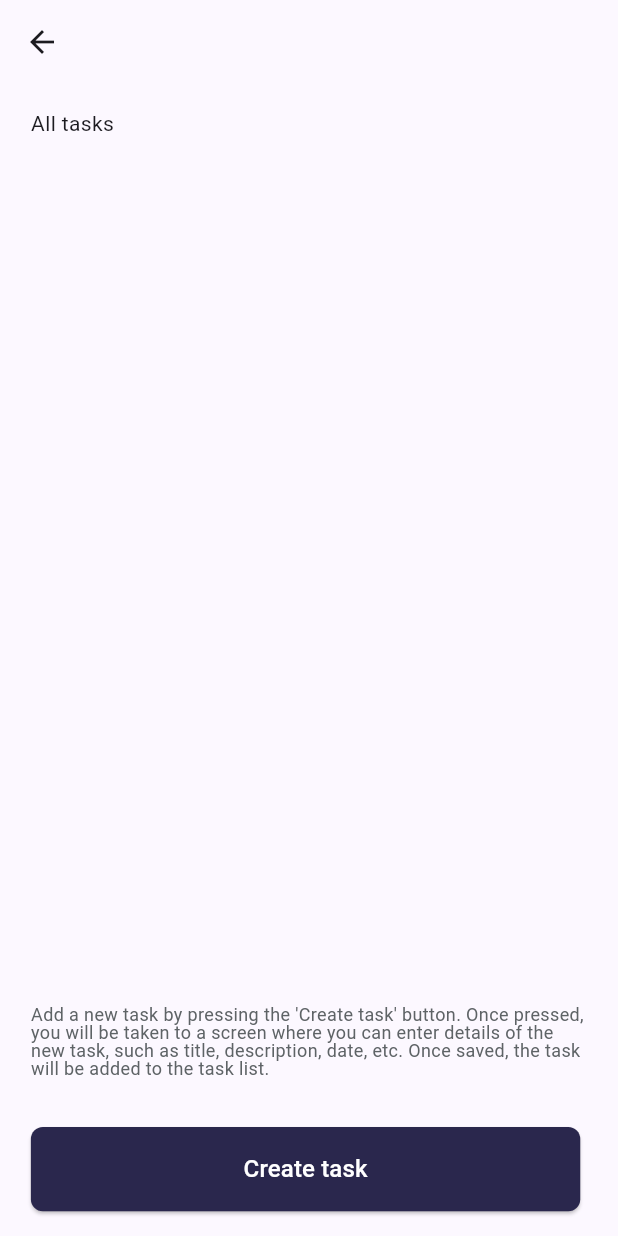
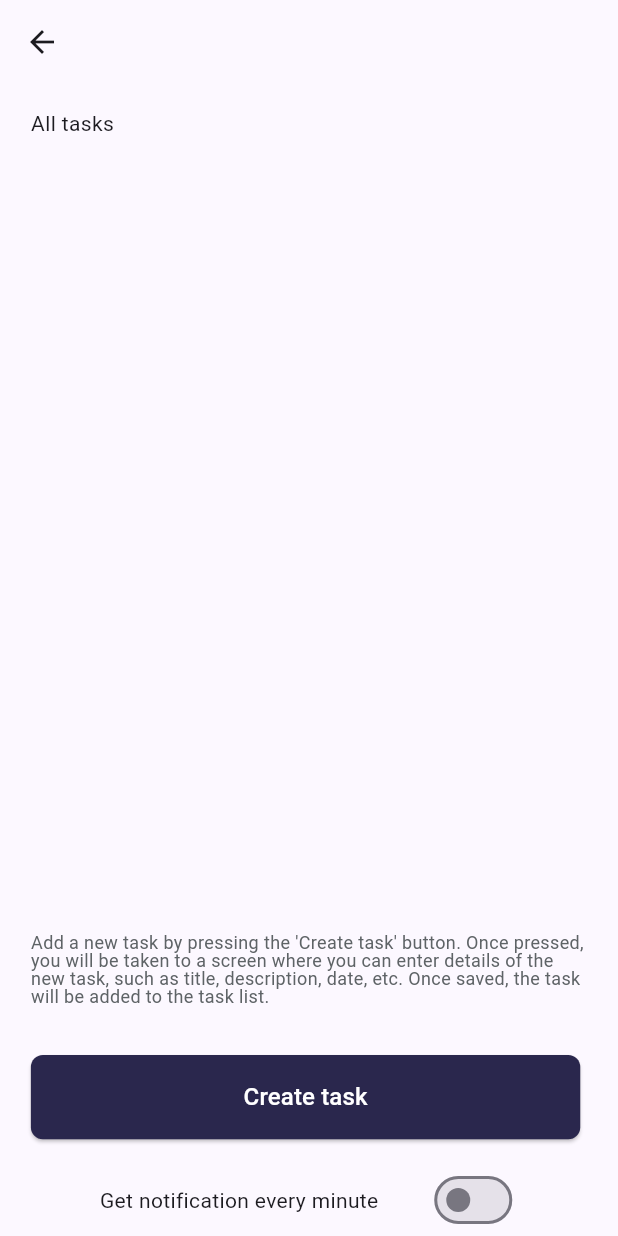
Before and after one commit to eryklorenc/task_manager, a Flutter app: the screen it shows after launch, after a tap on "Add a task", on a phone screen of 412 x 824 dp. Run offline on Flutter 3.47's test engine with Material 3 defaults, Android fonts, the phone set to English and light mode, and no system bars; our stand-ins replace cloud_firestore, firebase_core, flutter_bloc, flutter_local_notifications, freezed_annotation, geocoding and 5 more; missing offline and left inert: app_settings; accounts and stored records are empty; statements that could not run were skipped.

Commit message:
Add local notifications

```diff
--- a/lib/app/app.dart
+++ b/lib/app/app.dart
@@ -3,6 +3,7 @@ import 'package:flutter_localizations/flutter_localizations.dart';
 import 'package:task_manager/app/core/theme/app_colors.dart';
 import 'package:task_manager/app/core/theme/app_text_theme_extension.dart';
 import 'package:task_manager/app/core/utils/screen_size.dart';
+import 'package:task_manager/data/datasources/notification/notification_datasources.dart';
 import 'package:task_manager/features/home/ui/home_page.dart';
 import 'package:task_manager/generated/l10n.dart';
 
@@ -13,6 +14,7 @@ class MyApp extends StatelessWidget {
   Widget build(BuildContext context) {
     ScreenSize.initSingleton(context);
     return MaterialApp(
+      navigatorKey: NotificationDataSources.globalKey,
       supportedLocales: S.delegate.supportedLocales,
       localizationsDelegates: const [
         S.delegate,
--- /dev/null
+++ b/lib/data/datasources/notification/notification_datasources.dart
@@ -0,0 +1,89 @@
+import 'package:app_settings/app_settings.dart';
+import 'package:flutter/material.dart';
+import 'package:flutter_local_notifications/flutter_local_notifications.dart';
+import 'package:permission_handler/permission_handler.dart';
+import 'package:task_manager/features/displaypayload/ui/displaypayload.dart';
+
+class NotificationDataSources {
+  static FlutterLocalNotificationsPlugin flutterLocalNotificationsPlugin = FlutterLocalNotificationsPlugin();
+
+  static GlobalKey<NavigatorState> globalKey = GlobalKey<NavigatorState>();
+
+  static NotificationDetails notificationDetails = const NotificationDetails(
+    android: AndroidNotificationDetails(
+      "channelId",
+      "channelName",
+      priority: Priority.high,
+      importance: Importance.high,
+      icon: "@mipmap/ic_launcher",
+    ),
+  );
+
+  static Future<void> init() async {
+    AndroidInitializationSettings androidInitializationSettings =
+        const AndroidInitializationSettings("@mipmap/ic_launcher");
+    InitializationSettings initializationSettings = InitializationSettings(
+      android: androidInitializationSettings,
+    );
+    await flutterLocalNotificationsPlugin.initialize(
+      initializationSettings,
+      onDidReceiveNotificationResponse: onDidReceiveNotificationResponse,
+      onDidReceiveBackgroundNotificationResponse: onDidReceiveBackgroundNotificationResponse,
+    );
+  }
+
+  static void askForNotificationPermission() {
+    Permission.notification.request().then((permissionStatus) {
+      if (permissionStatus != PermissionStatus.granted) {
+        AppSettings.openAppSettings(type: AppSettingsType.notification);
+      }
+    });
+  }
+
+  static void sendInstantNotification({required String title, required String body, required String payload}) {
+    flutterLocalNotificationsPlugin.show(
+      0,
+      title,
+      body,
+      notificationDetails,
+      payload: payload,
+    );
+  }
+
+  static void sendPeriodicNotification({required String title, required String body, required String payload}) {
+    flutterLocalNotificationsPlugin.periodicallyShow(
+      1,
+      title,
+      body,
+      RepeatInterval.everyMinute,
+      notificationDetails,
+      payload: payload,
+    );
+  }
+
+  static Future<void> cancelPeriodicNotification() async {
+    await flutterLocalNotificationsPlugin.cancel(1);
+  }
+
+  static void onDidReceiveNotificationResponse(NotificationResponse response) {
+    debugPrint("onDidReceiveNotificationResponse");
+    globalKey.currentState?.pushReplacement(
+      MaterialPageRoute(
+        builder: (context) => DisplayPayload(
+          payloadData: response.payload,
+        ),
+      ),
+    );
+  }
+
+  static void onDidReceiveBackgroundNotificationResponse(NotificationResponse response) {
+    debugPrint("onDidReceiveBackgroundNotificationResponse");
+    globalKey.currentState?.pushReplacement(
+      MaterialPageRoute(
+        builder: (context) => DisplayPayload(
+          payloadData: response.payload,
+        ),
+      ),
+    );
+  }
+}
--- a/lib/features/add_task/ui/add_task_page.dart
+++ b/lib/features/add_task/ui/add_task_page.dart
@@ -3,6 +3,7 @@ import 'package:flutter_bloc/flutter_bloc.dart';
 import 'package:task_manager/app/core/theme/app_colors.dart';
 import 'package:task_manager/app/core/theme/app_text_theme_extension.dart';
 import 'package:task_manager/app/core/utils/screen_size.dart';
+import 'package:task_manager/data/datasources/notification/notification_datasources.dart';
 import 'package:task_manager/features/add_task/cubit/add_task_cubit.dart';
 import 'package:task_manager/features/add_task/widgets/task_widget.dart';
 import 'package:task_manager/features/create_task/ui/create_task_page.dart';
@@ -16,6 +17,13 @@ class AddTaskPage extends StatefulWidget {
 }
 
 final controller = TextEditingController();
+
+bool isSelected = false;
+
+@override
+void initState() {
+  NotificationDataSources.askForNotificationPermission();
+}
 
 class _AddTaskPageState extends State<AddTaskPage> {
   @override
@@ -46,12 +54,34 @@ class _AddTaskPageState extends State<AddTaskPage> {
                     children: [
                       for (final item in item) ...[
                         Dismissible(
-                            key: ValueKey(item.id),
-                            onDismissed: (_) {
-                              context.read<AddTaskCubit>().deleteDocument(item.id);
-                            },
-                            child: taskWidget(context, item.name, item.description, item.owner, item.dueDate,
-                                item.priority, item.id)),
+                          key: ValueKey(item.id),
+                          onDismissed: (_) {
+                            context.read<AddTaskCubit>().deleteDocument(item.id);
+                          },
+                          child: Column(
+                            children: [
+                              taskWidget(
+                                context,
+                                item.name,
+                                item.description,
+                                item.owner,
+                                item.dueDate,
+                                item.priority,
+                                item.id,
+                              ),
+                              ElevatedButton(
+                                onPressed: () {
+                                  NotificationDataSources.sendInstantNotification(
+                                    title: "Task Due Soon",
+                                    body: 'Your task "${item.name}" is due tomorrow!',
+                                    payload: "Task ID: ${item.id}",
+                                  );
+                                },
+                                child: const Text('Notify About This Task'),
+                              ),
+                            ],
+                          ),
+                        ),
                       ],
                     ],
                   );
@@ -94,6 +124,35 @@ class _AddTaskPageState extends State<AddTaskPage> {
               ),
             ),
           ),
+          Row(
+            mainAxisAlignment: MainAxisAlignment.center,
+            children: [
+              const Spacer(
+                flex: 2,
+              ),
+              const Text("Get notification every minute"),
+              const Spacer(),
+              Switch(
+                value: isSelected,
+                onChanged: (value) {
+                  isSelected = !isSelected;
+                  if (isSelected) {
+                    NotificationDataSources.sendPeriodicNotification(
+                      title: "Test title 2",
+                      body: "Test body 2",
+                      payload: "Test payload 2",
+                    );
+                  } else {
+                    NotificationDataSources.cancelPeriodicNotification();
+                  }
+                  setState(() {});
+                },
+              ),
+              const Spacer(
+                flex: 2,
+              ),
+            ],
+          ),
         ],
       ),
     );
--- a/lib/features/edit_task/edit_task_page.dart
+++ b/lib/features/edit_task/edit_task_page.dart
@@ -30,6 +30,7 @@ class EditTaskPageState extends State<EditTaskPage> {
     _taskDescriptionController = TextEditingController();
     _taskOwnerController = TextEditingController();
     _selectedDateController = TextEditingController();
+    _selectedPriority = '';
 
     _fetchTask(widget.taskId);
   }
@@ -156,7 +157,7 @@ class EditTaskPageState extends State<EditTaskPage> {
 
   Widget _buildPriorityDropdownButton(BuildContext context) {
     return DropdownButtonFormField<String>(
-      value: _selectedPriority,
+      value: _selectedPriority.isNotEmpty ? _selectedPriority : TaskPriorities.priorities.first,
       decoration: InputDecoration(
         labelText: S.of(context).task_priority,
         filled: true,
--- a/lib/main.dart
+++ b/lib/main.dart
@@ -2,13 +2,16 @@ import 'package:flutter/material.dart';
 import 'package:firebase_core/firebase_core.dart';
 import 'package:task_manager/app/app.dart';
 import 'package:task_manager/app/core/utils/injection_container.dart';
+import 'package:task_manager/data/datasources/notification/notification_datasources.dart';
 import 'firebase_options.dart';
 
-void main() async {
+Future<void> main() async {
   configureDependencies();
   WidgetsFlutterBinding.ensureInitialized();
+  await NotificationDataSources.init();
   await Firebase.initializeApp(
     options: DefaultFirebaseOptions.currentPlatform,
   );
+
   runApp(const MyApp());
 }
--- a/pubspec.yaml
+++ b/pubspec.yaml
@@ -30,6 +30,10 @@ dependencies:
   rxdart: ^0.27.7
   geocoding: ^3.0.0
   dio: ^5.4.2+1
+  flutter_local_notifications: ^17.1.2
+  permission_handler: ^11.3.1
+  device_info_plus: ^10.1.0
+  app_settings: ^5.1.1
 
 dev_dependencies:
   flutter_test:
```
Also changed, not shown: lib/features/displaypayload/ui/displaypayload.dart (added, +22 -0 lines), pubspec.lock, 6 other files.
